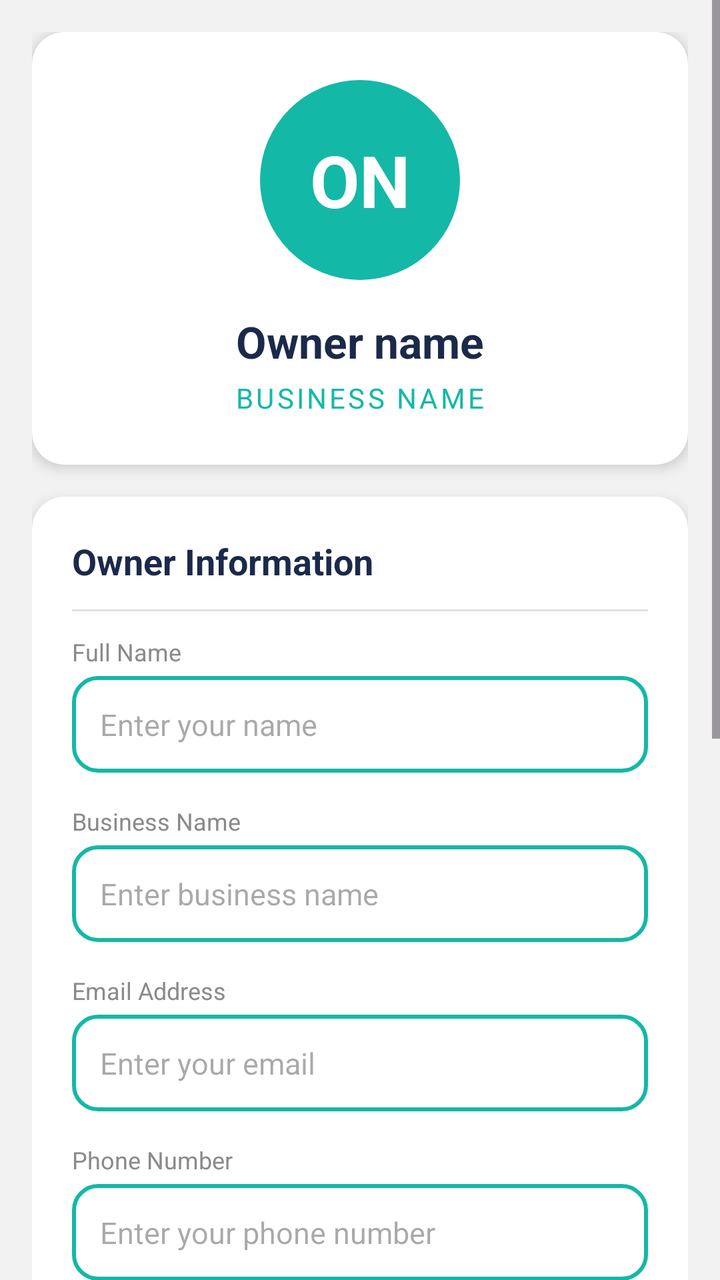
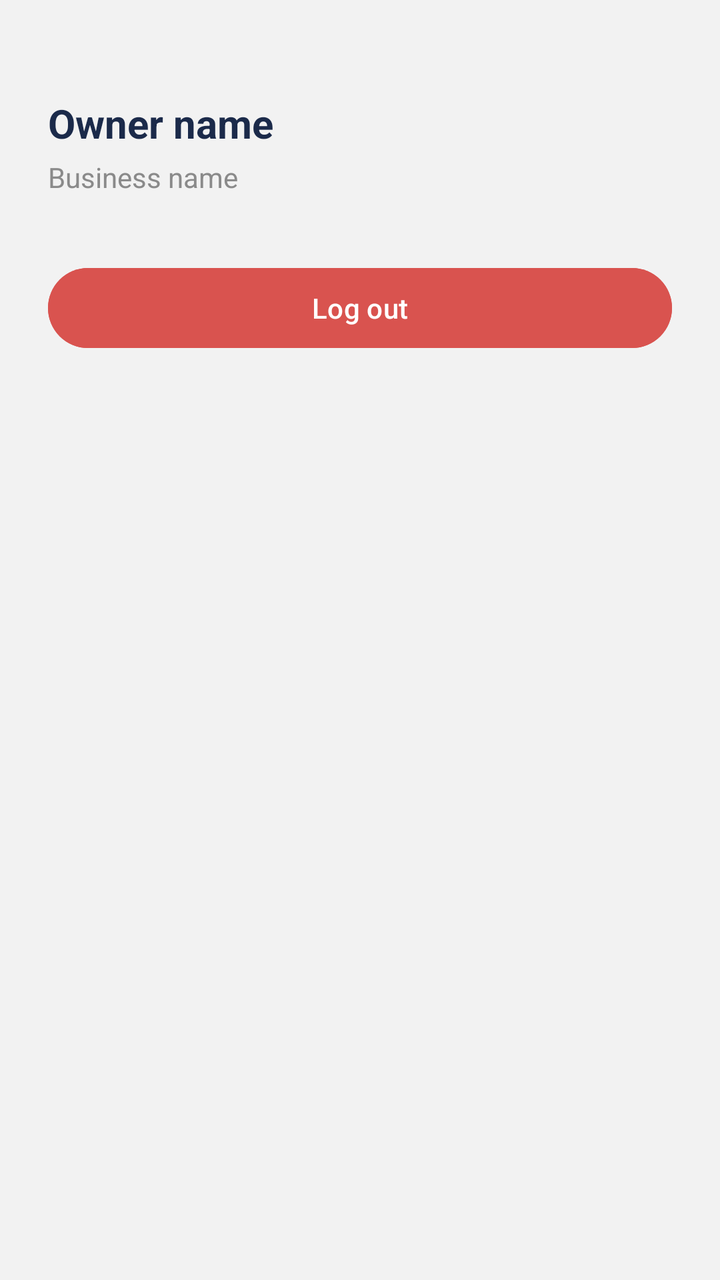

Two renders of the same Android screen: before a commit and after it. Below are the layout's source before the change and the commit's diff.
<!-- AndroidManifest.xml: application theme Theme.HairGo -->
<!-- res/layout/fragment_owner_profile.xml -->
<?xml version="1.0" encoding="utf-8"?>
<ScrollView
    xmlns:android="http://schemas.android.com/apk/res/android"
    xmlns:app="http://schemas.android.com/apk/res-auto"
    android:id="@+id/profileScroll"
    android:layout_width="match_parent"
    android:layout_height="match_parent"
    android:background="@color/grey_light"
    android:fillViewport="true">

    <LinearLayout
        android:layout_width="match_parent"
        android:layout_height="wrap_content"
        android:orientation="vertical"
        android:padding="16dp">

        
        <androidx.cardview.widget.CardView
            android:layout_width="match_parent"
            android:layout_height="wrap_content"
            android:backgroundTint="@color/surface"
            app:cardCornerRadius="16dp"
            app:cardElevation="4dp">

            <LinearLayout
                android:layout_width="match_parent"
                android:layout_height="wrap_content"
                android:orientation="vertical"
                android:gravity="center_horizontal"
                android:padding="24dp">

                
                <FrameLayout
                    android:layout_width="100dp"
                    android:layout_height="100dp">

                    <View
                        android:layout_width="match_parent"
                        android:layout_height="match_parent"
                        android:background="@drawable/bg_circle_teal" />

                    <TextView
                        android:id="@+id/tvOwnerInitials"
                        android:layout_width="wrap_content"
                        android:layout_height="wrap_content"
                        android:layout_gravity="center"
                        android:text="ON"
                        android:textColor="@color/white"
                        android:textSize="36sp"
                        android:textStyle="bold" />

                </FrameLayout>

                
                <TextView
                    android:id="@+id/tvOwnerName"
                    android:layout_width="wrap_content"
                    android:layout_height="wrap_content"
                    android:layout_marginTop="16dp"
                    android:text="Owner name"
                    android:textColor="@color/heading"
                    android:textSize="22sp"
                    android:textStyle="bold" />

                
                <TextView
                    android:id="@+id/tvBusinessName"
                    android:layout_width="wrap_content"
                    android:layout_height="wrap_content"
                    android:layout_marginTop="4dp"
                    android:text="Business name"
                    android:textColor="@color/teal"
                    android:textSize="14sp"
                    android:textAllCaps="true"
                    android:letterSpacing="0.1" />

            </LinearLayout>

        </androidx.cardview.widget.CardView>


        
        <androidx.cardview.widget.CardView
            android:layout_width="match_parent"
            android:layout_height="wrap_content"
            android:layout_marginTop="16dp"
            android:backgroundTint="@color/surface"
            app:cardCornerRadius="16dp"
            app:cardElevation="4dp">

            <LinearLayout
                android:layout_width="match_parent"
                android:layout_height="wrap_content"
                android:orientation="vertical"
                android:padding="20dp">

                
                <TextView
                    android:layout_width="wrap_content"
                    android:layout_height="wrap_content"
                    android:text="Owner Information"
                    android:textColor="@color/heading"
                    android:textSize="18sp"
                    android:textStyle="bold" />

                <View
                    android:layout_width="match_parent"
                    android:layout_height="1dp"
                    android:layout_marginVertical="12dp"
                    android:background="@color/grey_border" />

                
                <TextView
                    android:layout_width="wrap_content"
                    android:layout_height="wrap_content"
                    android:text="Full Name"
                    android:textColor="@color/grey_medium"
                    android:textSize="12sp" />

                <EditText
                    android:id="@+id/etOwnerName"
                    android:layout_width="match_parent"
                    android:layout_height="wrap_content"
                    android:layout_marginTop="4dp"
                    android:background="@drawable/bg_input_rounded"
                    android:hint="Enter your name"
                    android:inputType="textPersonName"
                    android:padding="14dp"
                    android:textColor="@color/grey_dark"
                    android:textSize="15sp" />


                
                <TextView
                    android:layout_width="wrap_content"
                    android:layout_height="wrap_content"
                    android:layout_marginTop="16dp"
                    android:text="Business Name"
                    android:textColor="@color/grey_medium"
                    android:textSize="12sp" />

                <EditText
                    android:id="@+id/etBusinessName"
                    android:layout_width="match_parent"
                    android:layout_height="wrap_content"
                    android:layout_marginTop="4dp"
                    android:background="@drawable/bg_input_rounded"
                    android:hint="Enter business name"
                    android:inputType="text"
                    android:padding="14dp"
                    android:textColor="@color/grey_dark"
                    android:textSize="15sp" />


                
                <TextView
                    android:layout_width="wrap_content"
                    android:layout_height="wrap_content"
                    android:layout_marginTop="16dp"
                    android:text="Email Address"
                    android:textColor="@color/grey_medium"
                    android:textSize="12sp" />

                <EditText
                    android:id="@+id/etOwnerEmail"
                    android:layout_width="match_parent"
                    android:layout_height="wrap_content"
                    android:layout_marginTop="4dp"
                    android:background="@drawable/bg_input_rounded"
                    android:hint="Enter your email"
                    android:inputType="textEmailAddress"
                    android:padding="14dp"
                    android:textColor="@color/grey_dark"
                    android:textSize="15sp" />


                
                <TextView
                    android:layout_width="wrap_content"
                    android:layout_height="wrap_content"
                    android:layout_marginTop="16dp"
                    android:text="Phone Number"
                    android:textColor="@color/grey_medium"
                    android:textSize="12sp" />

                <EditText
                    android:id="@+id/etOwnerPhone"
                    android:layout_width="match_parent"
                    android:layout_height="wrap_content"
                    android:layout_marginTop="4dp"
                    android:background="@drawable/bg_input_rounded"
                    android:hint="Enter your phone number"
                    android:inputType="phone"
                    android:padding="14dp"
                    android:textColor="@color/grey_dark"
                    android:textSize="15sp" />


                
                <com.google.android.material.button.MaterialButton
                    android:id="@+id/btnSaveOwnerProfile"
                    android:layout_width="match_parent"
                    android:layout_height="56dp"
                    android:layout_marginTop="20dp"
                    android:backgroundTint="@color/navy"
                    android:text="Save Changes"
                    android:textAllCaps="false"
                    android:textColor="@color/white"
                    android:textSize="16sp"
                    app:cornerRadius="12dp" />

            </LinearLayout>

        </androidx.cardview.widget.CardView>


        
        <androidx.cardview.widget.CardView
            android:layout_width="match_parent"
            android:layout_height="wrap_content"
            android:layout_marginTop="16dp"
            android:backgroundTint="@color/surface"
            app:cardCornerRadius="16dp"
            app:cardElevation="4dp">

            <LinearLayout
                android:layout_width="match_parent"
                android:layout_height="wrap_content"
                android:orientation="vertical"
                android:padding="8dp">

                
                <LinearLayout
                    android:id="@+id/btnManageBusiness"
                    android:layout_width="match_parent"
                    android:layout_height="wrap_content"
                    android:orientation="horizontal"
                    android:gravity="center_vertical"
                    android:padding="16dp"
                    android:background="?attr/selectableItemBackground"
                    android:clickable="true"
                    android:focusable="true">

                    <TextView
                        android:layout_width="0dp"
                        android:layout_height="wrap_content"
                        android:layout_weight="1"
                        android:text="Manage Business"
                        android:textColor="@color/grey_dark"
                        android:textSize="16sp" />

                </LinearLayout>

                <View
                    android:layout_width="match_parent"
                    android:layout_height="1dp"
                    android:layout_marginHorizontal="16dp"
                    android:background="@color/grey_border" />

                
                <LinearLayout
                    android:id="@+id/btnViewSalon"
                    android:layout_width="match_parent"
                    android:layout_height="wrap_content"
                    android:orientation="horizontal"
                    android:gravity="center_vertical"
                    android:padding="16dp"
                    android:background="?attr/selectableItemBackground"
                    android:clickable="true"
                    android:focusable="true">

                    <TextView
                        android:layout_width="0dp"
                        android:layout_height="wrap_content"
                        android:layout_weight="1"
                        android:text="View Salon Profile"
                        android:textColor="@color/grey_dark"
                        android:textSize="16sp" />

                </LinearLayout>

            </LinearLayout>

        </androidx.cardview.widget.CardView>


        
        <androidx.cardview.widget.CardView
            android:layout_width="match_parent"
            android:layout_height="wrap_content"
            android:layout_marginTop="16dp"
            android:backgroundTint="@color/surface"
            app:cardCornerRadius="16dp"
            app:cardElevation="4dp">

            <LinearLayout
                android:layout_width="match_parent"
                android:layout_height="wrap_content"
                android:orientation="horizontal"
                android:gravity="center_vertical"
                android:padding="20dp">

                <TextView
                    android:layout_width="0dp"
                    android:layout_height="wrap_content"
                    android:layout_weight="1"
                    android:text="@string/dark_mode"
                    android:textColor="@color/grey_dark"
                    android:textSize="16sp" />

                <com.google.android.material.materialswitch.MaterialSwitch
                    android:id="@+id/switchDarkMode"
                    android:layout_width="wrap_content"
                    android:layout_height="wrap_content"
                    app:thumbTint="@color/switch_thumb_tint"
                    app:trackTint="@color/switch_track_tint" />
            </LinearLayout>
        </androidx.cardview.widget.CardView>


        
        <com.google.android.material.button.MaterialButton
            android:id="@+id/btnOwnerLogout"
            android:layout_width="match_parent"
            android:layout_height="56dp"
            android:layout_marginTop="24dp"
            android:layout_marginBottom="32dp"
            android:backgroundTint="@color/surface"
            android:text="Log out"
            android:textAllCaps="false"
            android:textColor="@color/error"
            android:textSize="16sp"
            app:cornerRadius="12dp"
            app:strokeColor="@color/error"
            app:strokeWidth="1dp" />

    </LinearLayout>

</ScrollView>
<!-- resources referenced by this layout -->
<resources>
  <color name="error">#D9534F</color>
  <color name="grey_border">#E0E0E0</color>
  <color name="grey_dark">#333333</color>
  <color name="grey_light">#F2F2F2</color>
  <color name="grey_medium">#8A8A8A</color>
  <color name="heading">#1B2A4A</color>
  <color name="navy">#1B2A4A</color>
  <color name="surface">#FFFFFF</color>
  <color name="teal">#14B8A6</color>
  <color name="white">#FFFFFF</color>
  <!-- drawable bg_circle_teal (drawable) -->
  <?xml version="1.0" encoding="utf-8"?>
  <shape xmlns:android="http://schemas.android.com/apk/res/android"
      android:shape="oval">
      <solid android:color="@color/teal" />
  </shape>
  <!-- drawable bg_input_rounded (drawable) -->
  <?xml version="1.0" encoding="utf-8"?>
  <shape xmlns:android="http://schemas.android.com/apk/res/android"
      android:shape="rectangle">
      <solid android:color="@color/surface" />
      <stroke
          android:width="2dp"
          android:color="@color/teal" />
      <corners android:radius="12dp" />
  </shape>
  <string name="dark_mode">Dark mode</string>
  <style name="Theme.HairGo" parent="Base.Theme.HairGo">
          <item name="snackbarStyle">@style/Widget.HairGo.Snackbar</item>
      </style>
  <style name="Base.Theme.HairGo" parent="Theme.Material3.DayNight.NoActionBar">
          <item name="colorPrimary">@color/teal</item>
          <item name="colorOnPrimary">@color/white</item>
          <item name="colorSurface">@color/surface</item>
          <item name="colorOnSurface">@color/text_primary</item>
          <item name="colorSurfaceVariant">@color/grey_light</item>
          <item name="colorOnSurfaceVariant">@color/grey_medium</item>
          <item name="colorOutline">@color/grey_border</item>
          <item name="android:colorBackground">@color/grey_light</item>
      </style>
  <style name="Widget.HairGo.Snackbar" parent="Widget.Material3.Snackbar">
          <item name="backgroundTint">@color/navy</item>
          <item name="android:textColor">@color/white</item>
          <item name="shapeAppearanceOverlay">@style/ShapeAppearanceOverlay.HairGo_Snackbar</item>
      </style>
  <color name="text_primary">#1A1A1A</color>
  <style name="ShapeAppearanceOverlay.HairGo_Snackbar" parent="">
          <item name="cornerFamily">rounded</item>
          <item name="cornerSize">16dp</item>
      </style>
</resources>

<!-- the commit's change to res/layout/fragment_owner_profile.xml (unified diff, before → after) -->
@@ -1,339 +1,72 @@
 <?xml version="1.0" encoding="utf-8"?>
-<ScrollView
+<androidx.constraintlayout.widget.ConstraintLayout
     xmlns:android="http://schemas.android.com/apk/res/android"
     xmlns:app="http://schemas.android.com/apk/res-auto"
-    android:id="@+id/profileScroll"
     android:layout_width="match_parent"
     android:layout_height="match_parent"
-    android:background="@color/grey_light"
-    android:fillViewport="true">
+    android:padding="24dp">
 
-    <LinearLayout
-        android:layout_width="match_parent"
+    <TextView
+        android:id="@+id/tvOwnerName"
+        android:layout_width="0dp"
         android:layout_height="wrap_content"
-        android:orientation="vertical"
-        android:padding="16dp">
+        android:layout_marginTop="24dp"
+        android:text="Owner name"
+        android:textColor="@color/navy"
+        android:textSize="20sp"
+        android:textStyle="bold"
+        app:layout_constraintTop_toTopOf="parent"
+        app:layout_constraintStart_toStartOf="parent"
+        app:layout_constraintEnd_toEndOf="parent" />
 
-        
-        <androidx.cardview.widget.CardView
-            android:layout_width="match_parent"
-            android:layout_height="wrap_content"
-            android:backgroundTint="@color/surface"
-            app:cardCornerRadius="16dp"
-            app:cardElevation="4dp">
+    <TextView
+        android:id="@+id/tvBusinessName"
+        android:layout_width="0dp"
+        android:layout_height="wrap_content"
+        android:layout_marginTop="4dp"
+        android:text="Business name"
+        android:textColor="@color/grey_medium"
+        android:textSize="14sp"
+        app:layout_constraintTop_toBottomOf="@id/tvOwnerName"
+        app:layout_constraintStart_toStartOf="parent"
+        app:layout_constraintEnd_toEndOf="parent" />
 
-            <LinearLayout
-                android:layout_width="match_parent"
-                android:layout_height="wrap_content"
-                android:orientation="vertical"
-                android:gravity="center_horizontal"
-                android:padding="24dp">
+    <TextView
+        android:id="@+id/tvSalonServices"
+        android:layout_width="0dp"
+        android:layout_height="wrap_content"
+        android:layout_marginTop="16dp"
+        android:text="Services: loading…"
+        android:textColor="@color/navy"
+        android:textSize="14sp"
+        android:visibility="gone"
+        app:layout_constraintTop_toBottomOf="@id/tvBusinessName"
+        app:layout_constraintStart_toStartOf="parent"
+        app:layout_constraintEnd_toEndOf="parent" />
 
-                
-                <FrameLayout
-                    android:layout_width="100dp"
-                    android:layout_height="100dp">
+    <Button
+        android:id="@+id/btnEditServices"
+        android:layout_width="0dp"
+        android:layout_height="wrap_content"
+        android:layout_marginTop="12dp"
+        android:text="Edit services"
+        android:textColor="@color/white"
+        android:backgroundTint="@color/teal"
+        android:visibility="gone"
+        app:layout_constraintTop_toBottomOf="@id/tvSalonServices"
+        app:layout_constraintStart_toStartOf="parent"
+        app:layout_constraintEnd_toEndOf="parent" />
 
-                    <View
-                        android:layout_width="match_parent"
-                        android:layout_height="match_parent"
-                        android:background="@drawable/bg_circle_teal" />
+    <Button
+        android:id="@+id/btnOwnerLogout"
+        android:layout_width="0dp"
+        android:layout_height="wrap_content"
+        android:layout_marginTop="32dp"
+        android:text="Log out"
+        android:textColor="@color/white"
+        android:backgroundTint="@color/error"
+        app:layout_constraintTop_toBottomOf="@id/btnEditServices"
+        app:layout_constraintStart_toStartOf="parent"
+        app:layout_constraintEnd_toEndOf="parent" />
 
-                    <TextView
-                        android:id="@+id/tvOwnerInitials"
-                        android:layout_width="wrap_content"
-                        android:layout_height="wrap_content"
-                        android:layout_gravity="center"
-                        android:text="ON"
-                        android:textColor="@color/white"
-                        android:textSize="36sp"
-                        android:textStyle="bold" />
-
-                </FrameLayout>
-
-                
-                <TextView
-                    android:id="@+id/tvOwnerName"
-                    android:layout_width="wrap_content"
-                    android:layout_height="wrap_content"
-                    android:layout_marginTop="16dp"
-                    android:text="Owner name"
-                    android:textColor="@color/heading"
-                    android:textSize="22sp"
-                    android:textStyle="bold" />
-
-                
-                <TextView
-                    android:id="@+id/tvBusinessName"
-                    android:layout_width="wrap_content"
-                    android:layout_height="wrap_content"
-                    android:layout_marginTop="4dp"
-                    android:text="Business name"
-                    android:textColor="@color/teal"
-                    android:textSize="14sp"
-                    android:textAllCaps="true"
-                    android:letterSpacing="0.1" />
-
-            </LinearLayout>
-
-        </androidx.cardview.widget.CardView>
-
-
-        
-        <androidx.cardview.widget.CardView
-            android:layout_width="match_parent"
-            android:layout_height="wrap_content"
-            android:layout_marginTop="16dp"
-            android:backgroundTint="@color/surface"
-            app:cardCornerRadius="16dp"
-            app:cardElevation="4dp">
-
-            <LinearLayout
-                android:layout_width="match_parent"
-                android:layout_height="wrap_content"
-                android:orientation="vertical"
-                android:padding="20dp">
-
-                
-                <TextView
-                    android:layout_width="wrap_content"
-                    android:layout_height="wrap_content"
-                    android:text="Owner Information"
-                    android:textColor="@color/heading"
-                    android:textSize="18sp"
-                    android:textStyle="bold" />
-
-                <View
-                    android:layout_width="match_parent"
-                    android:layout_height="1dp"
-                    android:layout_marginVertical="12dp"
-                    android:background="@color/grey_border" />
-
-                
-                <TextView
-                    android:layout_width="wrap_content"
-                    android:layout_height="wrap_content"
-                    android:text="Full Name"
-                    android:textColor="@color/grey_medium"
-                    android:textSize="12sp" />
-
-                <EditText
-                    android:id="@+id/etOwnerName"
-                    android:layout_width="match_parent"
-                    android:layout_height="wrap_content"
-                    android:layout_marginTop="4dp"
-                    android:background="@drawable/bg_input_rounded"
-                    android:hint="Enter your name"
-                    android:inputType="textPersonName"
-                    android:padding="14dp"
-                    android:textColor="@color/grey_dark"
-                    android:textSize="15sp" />
-
-
-                
-                <TextView
-                    android:layout_width="wrap_content"
-                    android:layout_height="wrap_content"
-                    android:layout_marginTop="16dp"
-                    android:text="Business Name"
-                    android:textColor="@color/grey_medium"
-                    android:textSize="12sp" />
-
-                <EditText
-                    android:id="@+id/etBusinessName"
-                    android:layout_width="match_parent"
-                    android:layout_height="wrap_content"
-                    android:layout_marginTop="4dp"
-                    android:background="@drawable/bg_input_rounded"
-                    android:hint="Enter business name"
-                    android:inputType="text"
-                    android:padding="14dp"
-                    android:textColor="@color/grey_dark"
-                    android:textSize="15sp" />
-
-
-                
-                <TextView
-                    android:layout_width="wrap_content"
-                    android:layout_height="wrap_content"
-                    android:layout_marginTop="16dp"
-                    android:text="Email Address"
-                    android:textColor="@color/grey_medium"
-                    android:textSize="12sp" />
-
-                <EditText
-                    android:id="@+id/etOwnerEmail"
-                    android:layout_width="match_parent"
-                    android:layout_height="wrap_content"
-                    android:layout_marginTop="4dp"
-                    android:background="@drawable/bg_input_rounded"
-                    android:hint="Enter your email"
-                    android:inputType="textEmailAddress"
-                    android:padding="14dp"
-                    android:textColor="@color/grey_dark"
-                    android:textSize="15sp" />
-
-
-                
-                <TextView
-                    android:layout_width="wrap_content"
-                    android:layout_height="wrap_content"
-                    android:layout_marginTop="16dp"
-                    android:text="Phone Number"
-                    android:textColor="@color/grey_medium"
-                    android:textSize="12sp" />
-
-                <EditText
-                    android:id="@+id/etOwnerPhone"
-                    android:layout_width="match_parent"
-                    android:layout_height="wrap_content"
-                    android:layout_marginTop="4dp"
-                    android:background="@drawable/bg_input_rounded"
-                    android:hint="Enter your phone number"
-                    android:inputType="phone"
-                    android:padding="14dp"
-                    android:textColor="@color/grey_dark"
-                    android:textSize="15sp" />
-
-
-                
-                <com.google.android.material.button.MaterialButton
-                    android:id="@+id/btnSaveOwnerProfile"
-                    android:layout_width="match_parent"
-                    android:layout_height="56dp"
-                    android:layout_marginTop="20dp"
-                    android:backgroundTint="@color/navy"
-                    android:text="Save Changes"
-                    android:textAllCaps="false"
-                    android:textColor="@color/white"
-                    android:textSize="16sp"
-                    app:cornerRadius="12dp" />
-
-            </LinearLayout>
-
-        </androidx.cardview.widget.CardView>
-
-
-        
-        <androidx.cardview.widget.CardView
-            android:layout_width="match_parent"
-            android:layout_height="wrap_content"
-            android:layout_marginTop="16dp"
-            android:backgroundTint="@color/surface"
-            app:cardCornerRadius="16dp"
-            app:cardElevation="4dp">
-
-            <LinearLayout
-                android:layout_width="match_parent"
-                android:layout_height="wrap_content"
-                android:orientation="vertical"
-                android:padding="8dp">
-
-                
-                <LinearLayout
-                    android:id="@+id/btnManageBusiness"
-                    android:layout_width="match_parent"
-                    android:layout_height="wrap_content"
-                    android:orientation="horizontal"
-                    android:gravity="center_vertical"
-                    android:padding="16dp"
-                    android:background="?attr/selectableItemBackground"
-                    android:clickable="true"
-                    android:focusable="true">
-
-                    <TextView
-                        android:layout_width="0dp"
-                        android:layout_height="wrap_content"
-                        android:layout_weight="1"
-                        android:text="Manage Business"
-                        android:textColor="@color/grey_dark"
-                        android:textSize="16sp" />
-
-                </LinearLayout>
-
-                <View
-                    android:layout_width="match_parent"
-                    android:layout_height="1dp"
-                    android:layout_marginHorizontal="16dp"
-                    android:background="@color/grey_border" />
-
-                
-                <LinearLayout
-                    android:id="@+id/btnViewSalon"
-                    android:layout_width="match_parent"
-                    android:layout_height="wrap_content"
-                    android:orientation="horizontal"
-                    android:gravity="center_vertical"
-                    android:padding="16dp"
-                    android:background="?attr/selectableItemBackground"
-                    android:clickable="true"
-                    android:focusable="true">
-
-                    <TextView
-                        android:layout_width="0dp"
-                        android:layout_height="wrap_content"
-                        android:layout_weight="1"
-                        android:text="View Salon Profile"
-                        android:textColor="@color/grey_dark"
-                        android:textSize="16sp" />
-
-                </LinearLayout>
-
-            </LinearLayout>
-
-        </androidx.cardview.widget.CardView>
-
-
-        
-        <androidx.cardview.widget.CardView
-            android:layout_width="match_parent"
-            android:layout_height="wrap_content"
-            android:layout_marginTop="16dp"
-            android:backgroundTint="@color/surface"
-            app:cardCornerRadius="16dp"
-            app:cardElevation="4dp">
-
-            <LinearLayout
-                android:layout_width="match_parent"
-                android:layout_height="wrap_content"
-                android:orientation="horizontal"
-                android:gravity="center_vertical"
-                android:padding="20dp">
-
-                <TextView
-                    android:layout_width="0dp"
-                    android:layout_height="wrap_content"
-                    android:layout_weight="1"
-                    android:text="@string/dark_mode"
-                    android:textColor="@color/grey_dark"
-                    android:textSize="16sp" />
-
-                <com.google.android.material.materialswitch.MaterialSwitch
-                    android:id="@+id/switchDarkMode"
-                    android:layout_width="wrap_content"
-                    android:layout_height="wrap_content"
-                    app:thumbTint="@color/switch_thumb_tint"
-                    app:trackTint="@color/switch_track_tint" />
-            </LinearLayout>
-        </androidx.cardview.widget.CardView>
-
-
-        
-        <com.google.android.material.button.MaterialButton
-            android:id="@+id/btnOwnerLogout"
-            android:layout_width="match_parent"
-            android:layout_height="56dp"
-            android:layout_marginTop="24dp"
-            android:layout_marginBottom="32dp"
-            android:backgroundTint="@color/surface"
-            android:text="Log out"
-            android:textAllCaps="false"
-            android:textColor="@color/error"
-            android:textSize="16sp"
-            app:cornerRadius="12dp"
-            app:strokeColor="@color/error"
-            app:strokeWidth="1dp" />
-
-    </LinearLayout>
-
-</ScrollView>
+</androidx.constraintlayout.widget.ConstraintLayout>
<!-- resource entries referenced after the edit -->
@@ -2,31 +2,12 @@
 <resources>
   <color name="error">#D9534F</color>
   <color name="grey_border">#E0E0E0</color>
-  <color name="grey_dark">#333333</color>
   <color name="grey_light">#F2F2F2</color>
   <color name="grey_medium">#8A8A8A</color>
-  <color name="heading">#1B2A4A</color>
   <color name="navy">#1B2A4A</color>
   <color name="surface">#FFFFFF</color>
   <color name="teal">#14B8A6</color>
   <color name="white">#FFFFFF</color>
-  <!-- drawable bg_circle_teal (drawable) -->
-  <?xml version="1.0" encoding="utf-8"?>
-  <shape xmlns:android="http://schemas.android.com/apk/res/android"
-      android:shape="oval">
-      <solid android:color="@color/teal" />
-  </shape>
-  <!-- drawable bg_input_rounded (drawable) -->
-  <?xml version="1.0" encoding="utf-8"?>
-  <shape xmlns:android="http://schemas.android.com/apk/res/android"
-      android:shape="rectangle">
-      <solid android:color="@color/surface" />
-      <stroke
-          android:width="2dp"
-          android:color="@color/teal" />
-      <corners android:radius="12dp" />
-  </shape>
-  <string name="dark_mode">Dark mode</string>
   <style name="Theme.HairGo" parent="Base.Theme.HairGo">
           <item name="snackbarStyle">@style/Widget.HairGo.Snackbar</item>
       </style>
